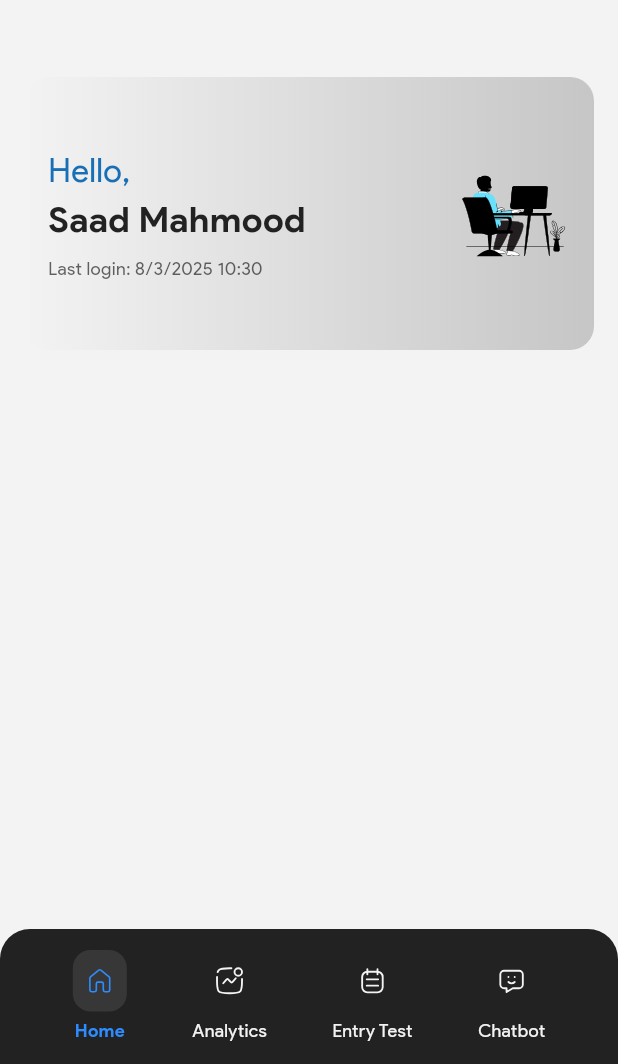
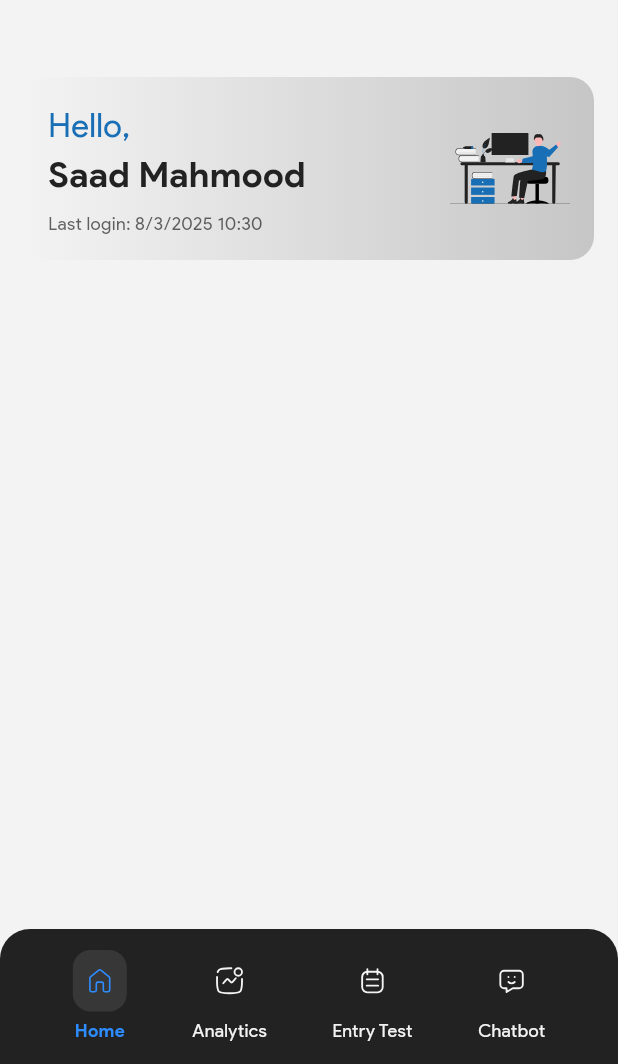
Before and after one commit to guidera-git/guidera_app, a Flutter app: the screen it shows after launch, on a phone screen of 412 x 824 dp, the part 172-1236 px from its top. Run offline on Flutter 3.47's test engine with Material 3 defaults, Android fonts, the light colour scheme and no system bars; our stand-ins replace flutter_svg.

Commit message:
fix svg avatar

```diff
--- a/lib/screens/home_screen.dart
+++ b/lib/screens/home_screen.dart
@@ -161,7 +161,7 @@ class WelcomeCard extends StatelessWidget {
           // Right side: SVG avatar.
           SvgPicture.asset(
             'assets/images/student_laptop.svg', // Ensure this asset path is correct.
-            height: 150.0, // Adjust size as needed.
+            height: 90.0, // Adjust size as needed.
             width: 80.0,
           ),
         ],
```
Also changed, not shown: assets/images/student_laptop.svg.
